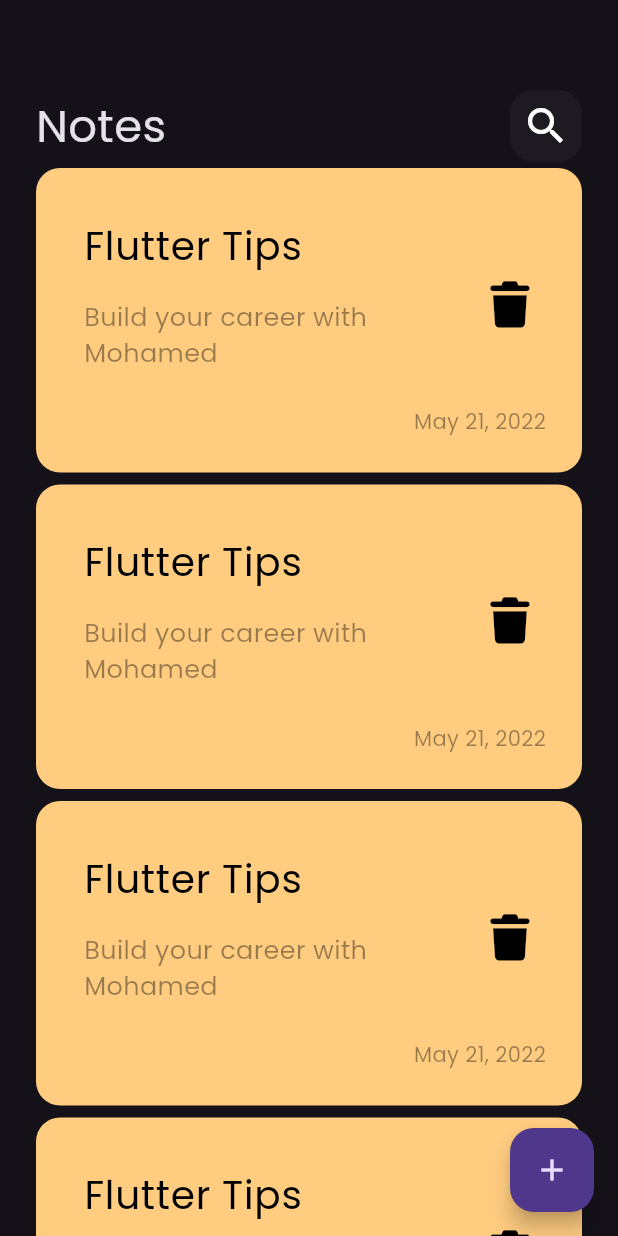
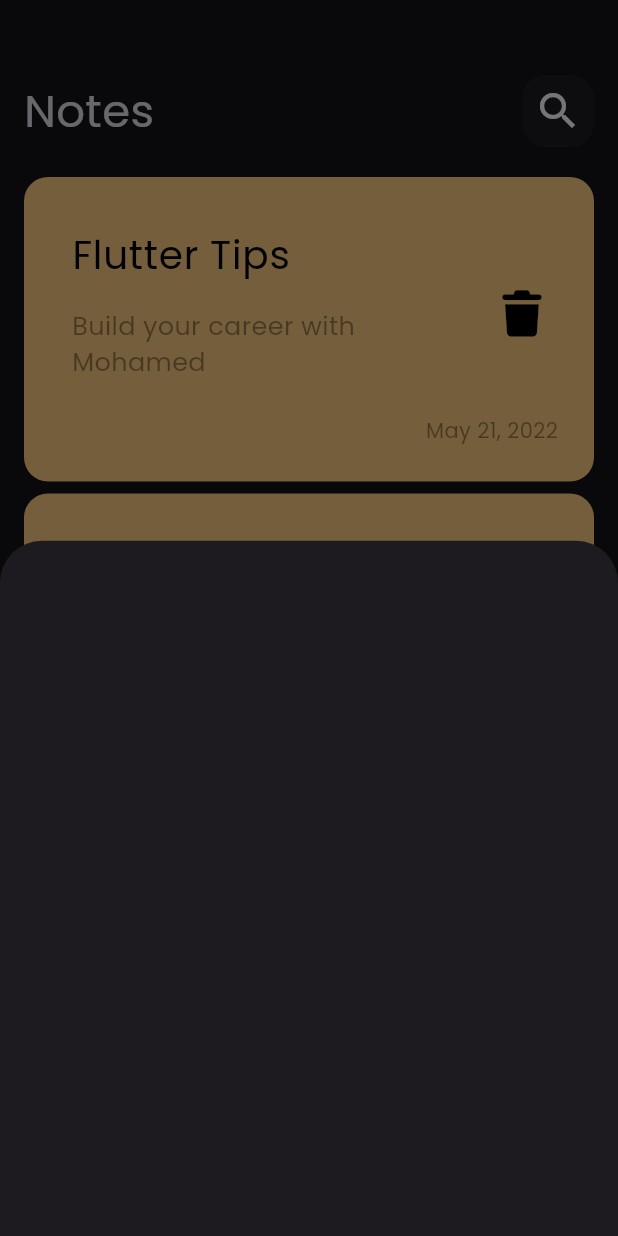
Before and after one commit to mohamed0hamed/notes_app, a Flutter app: the screen it shows after launch, after a tap on the "add" icon, on a phone screen of 412 x 824 dp. Run offline on Flutter 3.47's test engine with Material 3 defaults, Android fonts, the phone set to English and light mode, and no system bars; our stand-ins replace font_awesome_flutter.

Commit message:
show modal bottom sheet for add notes

```diff
--- a/lib/views/notes_view.dart
+++ b/lib/views/notes_view.dart
@@ -1,6 +1,5 @@
 import 'package:flutter/material.dart';
-import 'package:notes_app/views/widgets/custom_app_bar.dart';
-import 'package:notes_app/views/widgets/notes_list_view.dart';
+import 'package:notes_app/views/widgets/add_note_bottom_sheet.dart';
 import 'package:notes_app/views/widgets/notes_view_body.dart';
 
 class NotesView extends StatelessWidget {
@@ -9,7 +8,13 @@ class NotesView extends StatelessWidget {
   @override
   Widget build(BuildContext context) {
     return Scaffold(
-      floatingActionButton: FloatingActionButton(onPressed: (){},
+      floatingActionButton: FloatingActionButton(onPressed: (){
+        showModalBottomSheet(context: context, builder: (context)
+        {
+          return AddNoteBottomSheet();
+        }
+        );
+      },
       child: Icon(Icons.add),
       ),
       body: NotesViewBody()
--- /dev/null
+++ b/lib/views/widgets/add_note_bottom_sheet.dart
@@ -0,0 +1,10 @@
+import 'package:flutter/material.dart';
+
+class AddNoteBottomSheet extends StatelessWidget {
+  const AddNoteBottomSheet({super.key});
+
+  @override
+  Widget build(BuildContext context) {
+    return Container();
+  }
+}
--- a/lib/views/widgets/notes_list_view.dart
+++ b/lib/views/widgets/notes_list_view.dart
@@ -5,12 +5,17 @@ class NotesListView extends StatelessWidget {
 
   @override
   Widget build(BuildContext context) {
-    return ListView.builder(itemBuilder: (context , index)
-    {
-      return const Padding(
-        padding: EdgeInsets.symmetric(vertical: 4),
-        child:  CustomNoteItem(),
-      );
-    });
+    return Padding(
+      padding: const EdgeInsets.symmetric(vertical: 16),
+      child: ListView.builder(
+        padding:EdgeInsets.zero,
+      itemBuilder: (context , index)
+      {
+        return const Padding(
+          padding: EdgeInsets.symmetric(vertical: 4),
+          child:  CustomNoteItem(),
+        );
+      }),
+    );
   }
 }
--- a/lib/views/widgets/notes_view_body.dart
+++ b/lib/views/widgets/notes_view_body.dart
@@ -8,11 +8,11 @@ class NotesViewBody extends StatelessWidget {
   @override
   Widget build(BuildContext context) {
     return Padding(
-        padding: const EdgeInsets.symmetric(horizontal: 24),
+        padding: const EdgeInsets.symmetric(horizontal: 16),
         child: Column(
           children: [
             SizedBox(
-              height: 60,
+              height: 50,
             ),
             CustomAppBar(),
             Expanded(child: NotesListView())
```
